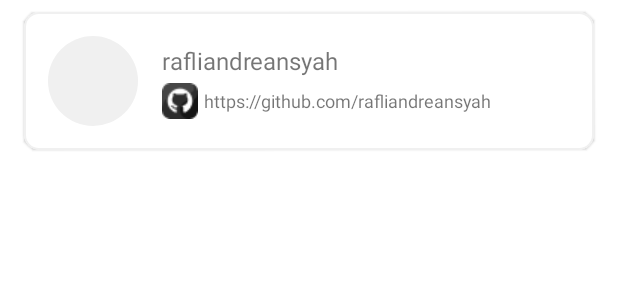
After one commit to rafliandreansyah/GithubUser, an Android app: the layout item_card_user.xml on its own in the app's theme, with its tools: preview values and no code run, on a phone screen of 412 x 824 dp. The commit adds this screen. Shown: the top 300 px of the screen. Run offline under Robolectric (Android 15) with nearby library versions, the phone set to English and light mode, and no system bars.

Commit message:
create item card github

```diff
--- a/app/build.gradle
+++ b/app/build.gradle
@@ -68,6 +68,9 @@ dependencies {
     implementation 'com.github.bumptech.glide:glide:4.14.2'
     annotationProcessor 'com.github.bumptech.glide:compiler:4.14.2'
 
+    // Circle Imageview
+    implementation 'de.hdodenhof:circleimageview:3.1.0'
+
 
     testImplementation 'junit:junit:4.13.2'
     androidTestImplementation 'androidx.test.ext:junit:1.1.5'
--- /dev/null
+++ b/app/src/main/res/layout/item_card_user.xml
@@ -0,0 +1,73 @@
+<?xml version="1.0" encoding="utf-8"?>
+<com.google.android.material.card.MaterialCardView xmlns:android="http://schemas.android.com/apk/res/android"
+    xmlns:app="http://schemas.android.com/apk/res-auto"
+    android:layout_width="match_parent"
+    android:layout_height="wrap_content"
+    android:layout_marginTop="8dp"
+    android:layout_marginHorizontal="16dp"
+    app:cardCornerRadius="10dp"
+    android:elevation="0dp"
+    app:strokeWidth="1dp"
+    app:strokeColor="@color/grey_light"
+    xmlns:tools="http://schemas.android.com/tools">
+
+    <androidx.constraintlayout.widget.ConstraintLayout
+        android:layout_width="match_parent"
+        android:layout_height="wrap_content"
+        android:orientation="horizontal">
+
+        <de.hdodenhof.circleimageview.CircleImageView
+            android:id="@+id/img_avatar"
+            android:layout_width="60dp"
+            android:layout_height="60dp"
+            android:layout_marginStart="16dp"
+            android:layout_marginTop="16dp"
+            android:layout_marginBottom="16dp"
+            app:layout_constraintBottom_toBottomOf="parent"
+            app:layout_constraintStart_toStartOf="parent"
+            app:layout_constraintTop_toTopOf="parent"
+            tools:src="@color/grey_light" />
+
+        <TextView
+            android:id="@+id/tv_username"
+            android:layout_width="0dp"
+            android:layout_height="wrap_content"
+            android:layout_marginStart="16dp"
+            android:layout_marginEnd="16dp"
+            android:textSize="16sp"
+            app:layout_constraintBottom_toTopOf="@+id/imageView"
+            app:layout_constraintEnd_toEndOf="parent"
+            app:layout_constraintHorizontal_bias="0.5"
+            app:layout_constraintStart_toEndOf="@+id/img_avatar"
+            app:layout_constraintTop_toTopOf="@+id/img_avatar"
+            app:layout_constraintVertical_chainStyle="packed"
+            tools:text="rafliandreansyah" />
+
+        <ImageView
+            android:id="@+id/imageView"
+            android:layout_width="24dp"
+            android:layout_height="24dp"
+            android:layout_marginTop="4dp"
+            android:src="@drawable/ic_github"
+            app:layout_constraintBottom_toBottomOf="@+id/img_avatar"
+            app:layout_constraintStart_toStartOf="@+id/tv_username"
+            app:layout_constraintTop_toBottomOf="@+id/tv_username"
+            android:contentDescription="@string/url_github_user" />
+
+        <TextView
+            android:id="@+id/tv_url_github"
+            android:layout_width="0dp"
+            android:layout_height="wrap_content"
+            android:layout_marginStart="4dp"
+            android:layout_marginEnd="16dp"
+            android:textSize="12sp"
+            android:maxLines="1"
+            android:ellipsize="end"
+            app:layout_constraintBottom_toBottomOf="@+id/imageView"
+            app:layout_constraintEnd_toEndOf="parent"
+            app:layout_constraintStart_toEndOf="@+id/imageView"
+            app:layout_constraintTop_toTopOf="@+id/imageView"
+            tools:text="https://github.com/rafliandreansyah" />
+    </androidx.constraintlayout.widget.ConstraintLayout>
+
+</com.google.android.material.card.MaterialCardView>
--- a/app/src/main/res/values/strings.xml
+++ b/app/src/main/res/values/strings.xml
@@ -1,3 +1,4 @@
 <resources>
     <string name="app_name">Github User</string>
+    <string name="url_github_user">Url github user</string>
 </resources>
```
Also changed, not shown: app/src/main/res/drawable/ic_github.png (added).
